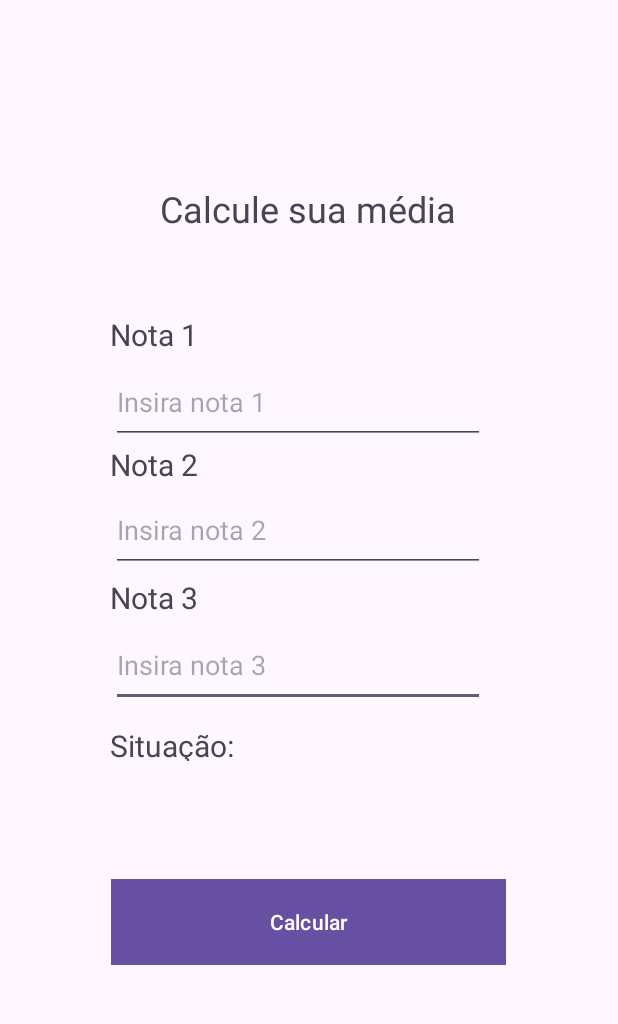
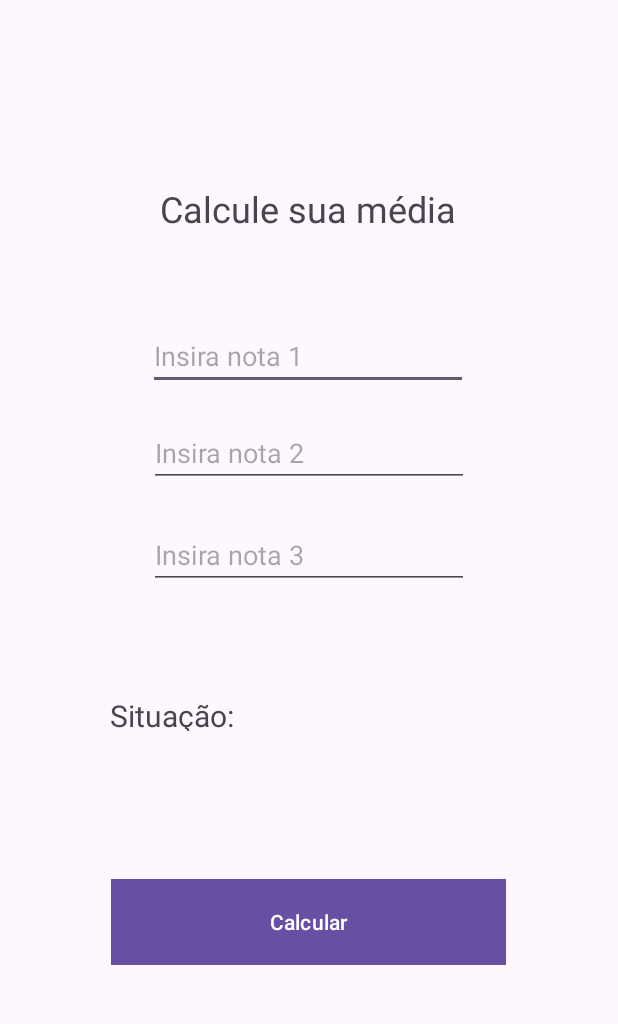
Before and after one commit to eliasfs06/calculadora-de-notas-mobile, an Android app: the screen it shows after launch (MainActivity), on a phone screen of 412 x 824 dp, the part 210-1234 px from its top. Run offline under Robolectric (Android 15) with nearby library versions, the phone set to English and light mode, and no system bars.

Commit message:
fixing edit text

```diff
--- a/app/src/main/java/com/eliasfs06/calculadoraDeNotas/MainActivity.java
+++ b/app/src/main/java/com/eliasfs06/calculadoraDeNotas/MainActivity.java
@@ -5,6 +5,9 @@ import androidx.fragment.app.FragmentTransaction;
 
 import android.os.Bundle;
 import android.view.View;
+import android.widget.EditText;
+import android.widget.RadioButton;
+import android.widget.TextView;
 
 public class MainActivity extends AppCompatActivity {
 
@@ -12,15 +15,16 @@ public class MainActivity extends AppCompatActivity {
     private NotasFragment notasFragment;
 
     @Override
-    protected void onCreate(Bundle savedInstanceState) {
-        super.onCreate(savedInstanceState);
+    protected void onCreate(Bundle savinInstanceState) {
+        super.onCreate(savinInstanceState);
         setContentView(R.layout.activity_main);
         calculadoraFragment = new CalculadoraFragment();
         notasFragment = new NotasFragment();
 
-        getSupportFragmentManager().beginTransaction().
-                replace(R.id.frameLayout, notasFragment).
-                commit();
+        getSupportFragmentManager().beginTransaction()
+                .replace(R.id.frameLayout, notasFragment)
+                .commit();
+
    }
 
     public void inciarFragmentoCalculadora(View view){
@@ -34,4 +38,6 @@ public class MainActivity extends AppCompatActivity {
                 .replace(R.id.frameLayout, notasFragment)
                 .commit();
     }
+
+
 }
--- a/app/src/main/java/com/eliasfs06/calculadoraDeNotas/NotasFragment.java
+++ b/app/src/main/java/com/eliasfs06/calculadoraDeNotas/NotasFragment.java
@@ -1,5 +1,6 @@
 package com.eliasfs06.calculadoraDeNotas;
 
+import android.annotation.SuppressLint;
 import android.os.Bundle;
 
 import androidx.fragment.app.Fragment;
@@ -7,6 +8,10 @@ import androidx.fragment.app.Fragment;
 import android.view.LayoutInflater;
 import android.view.View;
 import android.view.ViewGroup;
+import android.widget.Button;
+import android.widget.EditText;
+import android.widget.TextView;
+import android.widget.Toast;
 
 /**
  * A simple {@link Fragment} subclass.
@@ -15,50 +20,57 @@ import android.view.ViewGroup;
  */
 public class NotasFragment extends Fragment {
 
-    // TODO: Rename parameter arguments, choose names that match
-    // the fragment initialization parameters, e.g. ARG_ITEM_NUMBER
-    private static final String ARG_PARAM1 = "param1";
-    private static final String ARG_PARAM2 = "param2";
 
-    // TODO: Rename and change types of parameters
-    private String mParam1;
-    private String mParam2;
-
+    private EditText inputN1;
+    private EditText inputN2;
+    private EditText inputN3;
+    private TextView resultado;
     public NotasFragment() {
-        // Required empty public constructor
-    }
-
-    /**
-     * Use this factory method to create a new instance of
-     * this fragment using the provided parameters.
-     *
-     * @param param1 Parameter 1.
-     * @param param2 Parameter 2.
-     * @return A new instance of fragment NotasFragment.
-     */
-    // TODO: Rename and change types and number of parameters
-    public static NotasFragment newInstance(String param1, String param2) {
-        NotasFragment fragment = new NotasFragment();
-        Bundle args = new Bundle();
-        args.putString(ARG_PARAM1, param1);
-        args.putString(ARG_PARAM2, param2);
-        fragment.setArguments(args);
-        return fragment;
     }
 
     @Override
     public void onCreate(Bundle savedInstanceState) {
         super.onCreate(savedInstanceState);
-        if (getArguments() != null) {
-            mParam1 = getArguments().getString(ARG_PARAM1);
-            mParam2 = getArguments().getString(ARG_PARAM2);
-        }
     }
 
+    @SuppressLint("MissingInflatedId")
     @Override
     public View onCreateView(LayoutInflater inflater, ViewGroup container,
                              Bundle savedInstanceState) {
-        // Inflate the layout for this fragment
-        return inflater.inflate(R.layout.fragment_notas, container, false);
+
+        View view = inflater.inflate(R.layout.fragment_notas, container, false);
+        Button buttonCalcular = view.findViewById(R.id.button_calcular_nota);
+        inputN1 = view.findViewById(R.id.input_n1);
+        inputN2 = view.findViewById(R.id.input_n2);
+        inputN3 = view.findViewById(R.id.input_n3);
+        resultado = view.findViewById(R.id.situacao);
+
+        buttonCalcular.setOnClickListener(new View.OnClickListener() {
+            @Override
+            public void onClick(View v) {
+                calcularResultadoMedia();
+            }
+        });
+
+        return view;
+    }
+
+    public void calcularResultadoMedia(){
+
+        float n1 = Float.parseFloat(inputN1.getText().toString());
+        float n2 = Float.parseFloat(inputN2.getText().toString());
+        float n3 = Float.parseFloat(inputN3.getText().toString());
+
+        float media = (n1 + n2 + n3) / 3;
+        if (media >= 7) {
+            resultado.setText("Aprovado: " + media);
+        } else if (media < 7 && media >= 5) {
+            resultado.setText("Aprovado por nota: " + media);
+        } else if (media < 5 && media >= 3) {
+            resultado.setText("Recuperação: " + media);
+        } else {
+            resultado.setText("Reprovado: " + media);
+        }
+
     }
 }
--- a/app/src/main/res/layout/fragment_notas.xml
+++ b/app/src/main/res/layout/fragment_notas.xml
@@ -4,6 +4,7 @@
     xmlns:tools="http://schemas.android.com/tools"
     android:layout_width="match_parent"
     android:layout_height="match_parent"
+    android:onClick="calcularResultadoMedia"
     tools:context=".NotasFragment">
 
     <LinearLayout
@@ -17,43 +18,16 @@
 
             <TextView
                 android:id="@+id/situacao"
-                android:layout_width="140dp"
-                android:layout_height="54dp"
+                android:layout_width="205dp"
+                android:layout_height="68dp"
                 android:gravity="center"
                 android:textSize="24sp"
                 app:layout_constraintBottom_toBottomOf="parent"
                 app:layout_constraintEnd_toEndOf="parent"
-                app:layout_constraintHorizontal_bias="0.498"
+                app:layout_constraintHorizontal_bias="0.446"
                 app:layout_constraintStart_toStartOf="parent"
                 app:layout_constraintTop_toTopOf="parent"
-                app:layout_constraintVertical_bias="0.797" />
-
-            <EditText
-                android:id="@+id/input_nota_3"
-                android:layout_width="249dp"
-                android:layout_height="55dp"
-                android:ems="10"
-                android:hint="Insira nota 3"
-                android:inputType="numberDecimal"
-                app:layout_constraintBottom_toBottomOf="parent"
-                app:layout_constraintEnd_toEndOf="parent"
-                app:layout_constraintHorizontal_bias="0.456"
-                app:layout_constraintStart_toStartOf="parent"
-                app:layout_constraintTop_toTopOf="parent"
-                app:layout_constraintVertical_bias="0.61" />
-
-            <TextView
-                android:id="@+id/label_nota_3"
-                android:layout_width="87dp"
-                android:layout_height="24dp"
-                android:text="@string/nota_3"
-                android:textSize="20sp"
-                app:layout_constraintBottom_toBottomOf="parent"
-                app:layout_constraintEnd_toEndOf="parent"
-                app:layout_constraintHorizontal_bias="0.228"
-                app:layout_constraintStart_toStartOf="parent"
-                app:layout_constraintTop_toTopOf="parent"
-                app:layout_constraintVertical_bias="0.523" />
+                app:layout_constraintVertical_bias="0.791" />
 
             <TextView
                 android:id="@+id/label_situacao"
@@ -66,34 +40,7 @@
                 app:layout_constraintHorizontal_bias="0.228"
                 app:layout_constraintStart_toStartOf="parent"
                 app:layout_constraintTop_toTopOf="parent"
-                app:layout_constraintVertical_bias="0.694" />
-
-            <TextView
-                android:id="@+id/label_nota_2"
-                android:layout_width="87dp"
-                android:layout_height="24dp"
-                android:text="@string/nota_2"
-                android:textSize="20sp"
-                app:layout_constraintBottom_toBottomOf="parent"
-                app:layout_constraintEnd_toEndOf="parent"
-                app:layout_constraintHorizontal_bias="0.228"
-                app:layout_constraintStart_toStartOf="parent"
-                app:layout_constraintTop_toTopOf="parent"
-                app:layout_constraintVertical_bias="0.37" />
-
-            <EditText
-                android:id="@+id/input_nota_2"
-                android:layout_width="249dp"
-                android:layout_height="55dp"
-                android:ems="10"
-                android:hint="Insira nota 2"
-                android:inputType="numberDecimal"
-                app:layout_constraintBottom_toBottomOf="parent"
-                app:layout_constraintEnd_toEndOf="parent"
-                app:layout_constraintHorizontal_bias="0.456"
-                app:layout_constraintStart_toStartOf="parent"
-                app:layout_constraintTop_toTopOf="parent"
-                app:layout_constraintVertical_bias="0.446" />
+                app:layout_constraintVertical_bias="0.659" />
 
             <TextView
                 android:id="@+id/notas_title"
@@ -114,6 +61,7 @@
                 android:layout_width="263dp"
                 android:layout_height="57dp"
                 android:background="@color/background_main"
+                android:backgroundTint="@color/background_main"
                 android:text="@string/button_calcular_nota"
                 app:layout_constraintBottom_toBottomOf="parent"
                 app:layout_constraintEnd_toEndOf="parent"
@@ -122,31 +70,46 @@
                 app:layout_constraintVertical_bias="0.925" />
 
             <EditText
-                android:id="@+id/input_nota_1"
-                android:layout_width="249dp"
-                android:layout_height="55dp"
+                android:id="@+id/input_n1"
+                android:layout_width="wrap_content"
+                android:layout_height="wrap_content"
                 android:ems="10"
-                android:hint="Insira nota 1"
-                android:inputType="numberDecimal"
+                android:hint="@string/nota_1"
+                android:inputType="number"
                 app:layout_constraintBottom_toBottomOf="parent"
                 app:layout_constraintEnd_toEndOf="parent"
-                app:layout_constraintHorizontal_bias="0.456"
+                app:layout_constraintHorizontal_bias="0.497"
                 app:layout_constraintStart_toStartOf="parent"
                 app:layout_constraintTop_toTopOf="parent"
-                app:layout_constraintVertical_bias="0.289" />
+                app:layout_constraintVertical_bias="0.237" />
 
-            <TextView
-                android:id="@+id/label_nota_1"
-                android:layout_width="87dp"
-                android:layout_height="24dp"
-                android:text="@string/nota_1"
-                android:textSize="20sp"
+            <EditText
+                android:id="@+id/input_n2"
+                android:layout_width="wrap_content"
+                android:layout_height="wrap_content"
+                android:ems="10"
+                android:hint="@string/nota_2"
+                android:inputType="number"
                 app:layout_constraintBottom_toBottomOf="parent"
                 app:layout_constraintEnd_toEndOf="parent"
-                app:layout_constraintHorizontal_bias="0.228"
+                app:layout_constraintHorizontal_bias="0.502"
                 app:layout_constraintStart_toStartOf="parent"
                 app:layout_constraintTop_toTopOf="parent"
-                app:layout_constraintVertical_bias="0.219" />
+                app:layout_constraintVertical_bias="0.354" />
+
+            <EditText
+                android:id="@+id/input_n3"
+                android:layout_width="wrap_content"
+                android:layout_height="wrap_content"
+                android:ems="10"
+                android:hint="@string/nota_3"
+                android:inputType="number"
+                app:layout_constraintBottom_toBottomOf="parent"
+                app:layout_constraintEnd_toEndOf="parent"
+                app:layout_constraintHorizontal_bias="0.502"
+                app:layout_constraintStart_toStartOf="parent"
+                app:layout_constraintTop_toTopOf="parent"
+                app:layout_constraintVertical_bias="0.476" />
 
         </androidx.constraintlayout.widget.ConstraintLayout>
 
--- a/app/src/main/res/values/strings.xml
+++ b/app/src/main/res/values/strings.xml
@@ -6,9 +6,9 @@
     <string name="btn_notas_title">Notas</string>
 
     <string name="frag_notas_title">Calcule sua média</string>
-    <string name="nota_1">Nota 1</string>
-    <string name="nota_2">Nota 2</string>
-    <string name="nota_3">Nota 3</string>
+    <string name="nota_1">Insira nota 1</string>
+    <string name="nota_2">Insira nota 2</string>
+    <string name="nota_3">Insira nota 3</string>
     <string name="label_situacao">Situação:</string>
     <string name="button_calcular_nota">Calcular</string>
 
```
